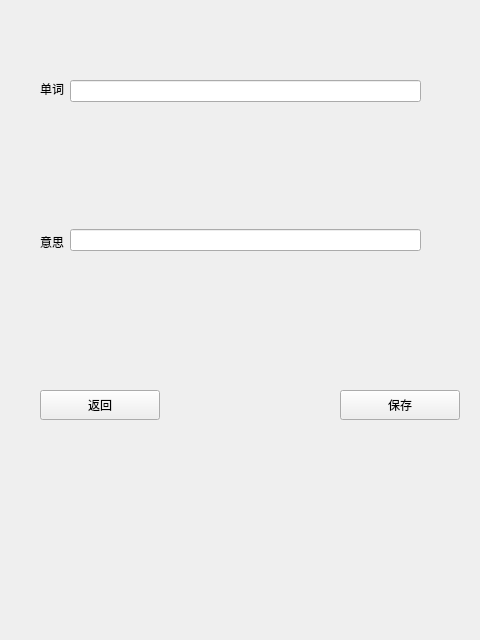
walker51758/QtGit, file wordRecital_source_code/addnewword.ui: the form before one commit.
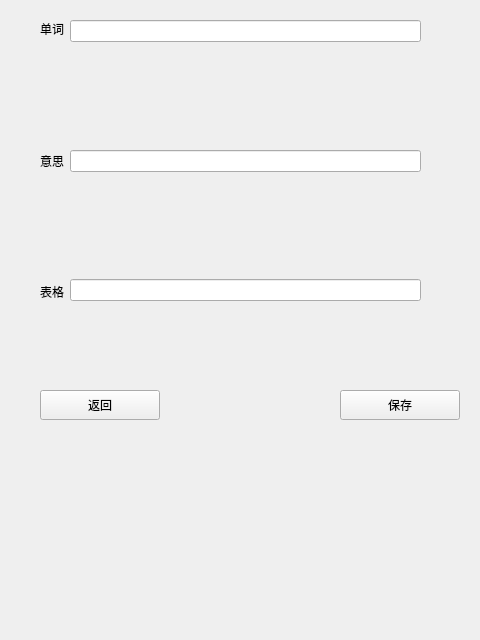
The form after the commit.

Commit message: wordRecital 2.0，它来了！ 2.0相比于初始版本能够实现更灵活的复习，因为它支持你自主选择unit添加到word_list中。这可以认为是本应用的最后一次大修改，之后仍会有各种各样的优化但程序运行的基本方式不会改变。 首先，我为addNewWord界面添加了“表格”一栏，这样就可以按照单元存储单词。其次，新增加了selectTable界面，其中会列出除word_list以外的所有表格，用户可以选择其中几个添加到word_list。然后，我将word_list的表结构做了一下修改，增加了source_table和table_id两列，以适应新的模式。最后，相应地修改了“编辑”功能，既要修改word_list中的单词，又要修改对应unit里的单词。

Diff of the .ui file:
```diff
--- a/wordRecital_source_code/addnewword.ui
+++ b/wordRecital_source_code/addnewword.ui
@@ -43,9 +43,9 @@
    <property name="geometry">
     <rect>
      <x>40</x>
-     <y>80</y>
+     <y>20</y>
      <width>381</width>
-     <height>171</height>
+     <height>281</height>
     </rect>
    </property>
    <layout class="QHBoxLayout" name="horizontalLayout">
@@ -78,6 +78,26 @@
         </property>
        </widget>
       </item>
+      <item>
+       <spacer name="verticalSpacer_3">
+        <property name="orientation">
+         <enum>Qt::Vertical</enum>
+        </property>
+        <property name="sizeHint" stdset="0">
+         <size>
+          <width>20</width>
+          <height>40</height>
+         </size>
+        </property>
+       </spacer>
+      </item>
+      <item>
+       <widget class="QLabel" name="biaogeLabel">
+        <property name="text">
+         <string>表格</string>
+        </property>
+       </widget>
+      </item>
      </layout>
     </item>
     <item>
@@ -101,6 +121,22 @@
       <item>
        <widget class="QLineEdit" name="meaningLineEdit"/>
       </item>
+      <item>
+       <spacer name="verticalSpacer_4">
+        <property name="orientation">
+         <enum>Qt::Vertical</enum>
+        </property>
+        <property name="sizeHint" stdset="0">
+         <size>
+          <width>20</width>
+          <height>40</height>
+         </size>
+        </property>
+       </spacer>
+      </item>
+      <item>
+       <widget class="QLineEdit" name="tabelLineEdit"/>
+      </item>
      </layout>
     </item>
    </layout>
```
The commit also changes 11 other files.
